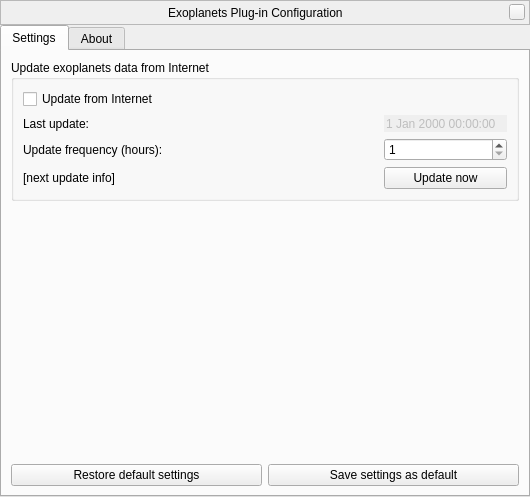
Above: plugins/Exoplanets/src/gui/exoplanetsDialog.ui from 519984307/stellarium_src before the change. Below: the same form after it.
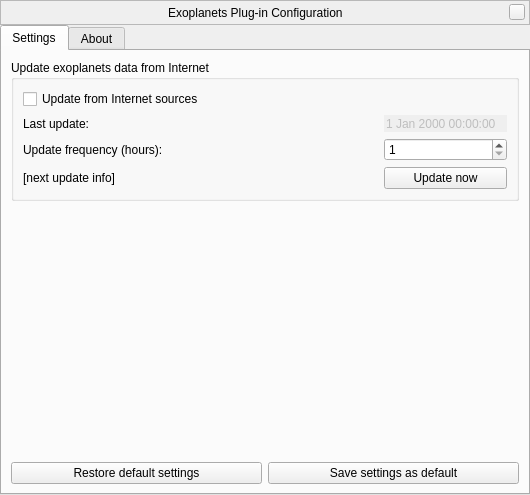
That is the form after the change. Custom widgets are drawn as their Qt base class.

Patch:
```diff
--- a/plugins/Exoplanets/src/gui/exoplanetsDialog.ui
+++ b/plugins/Exoplanets/src/gui/exoplanetsDialog.ui
@@ -6,8 +6,8 @@
    <rect>
     <x>0</x>
     <y>0</y>
-    <width>530</width>
-    <height>497</height>
+    <width>528</width>
+    <height>495</height>
    </rect>
   </property>
   <property name="windowTitle">
@@ -151,7 +151,7 @@
           <item>
            <widget class="QCheckBox" name="internetUpdatesCheckbox">
             <property name="text">
-             <string>Update from Internet</string>
+             <string>Update from Internet sources</string>
             </property>
            </widget>
           </item>
```
